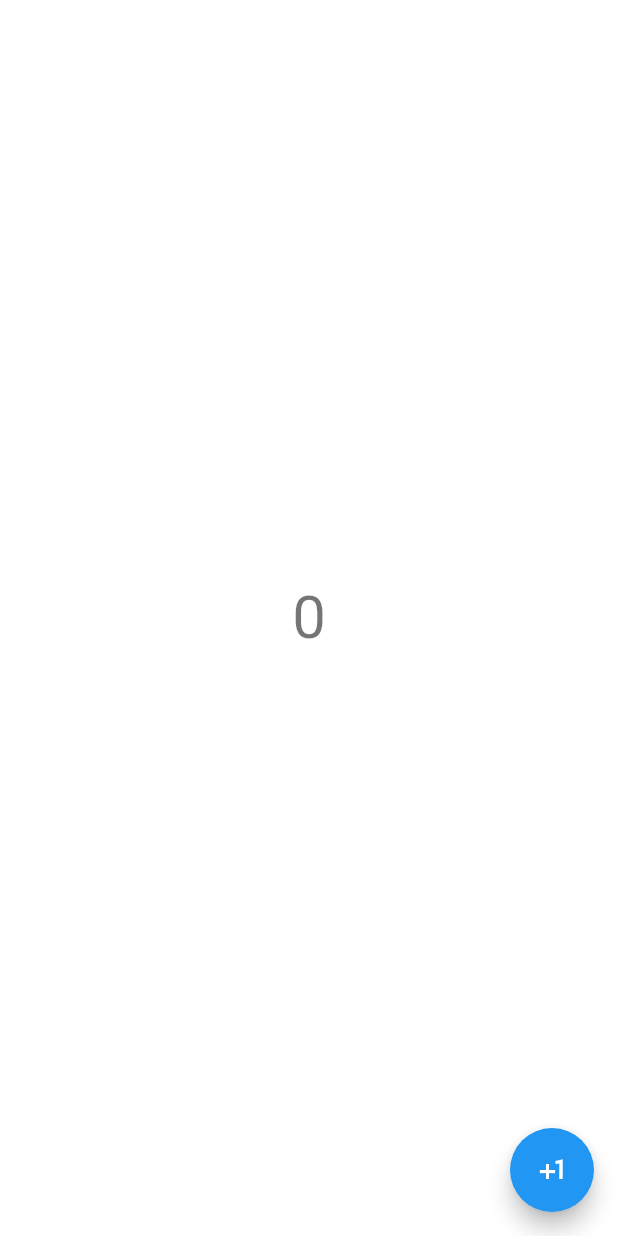
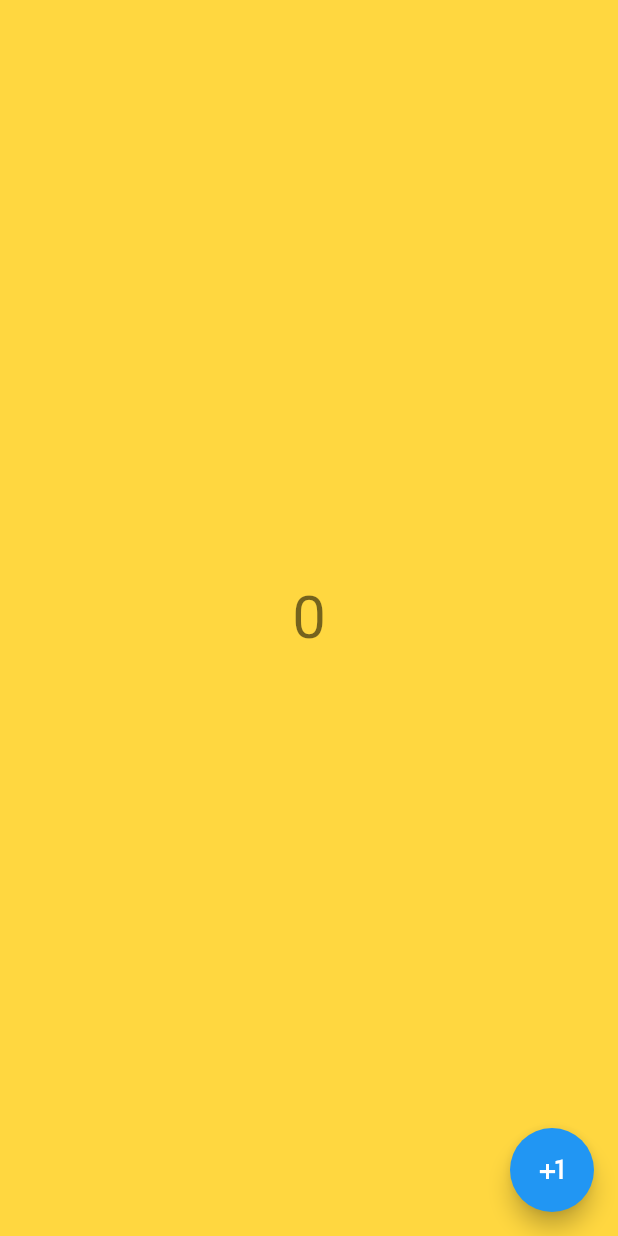
Before and after one commit to Xim-ya/Base_MVVM_Helper_Moudle, a Flutter app: the screen it shows after launch, on a phone screen of 412 x 824 dp. Run offline on Flutter 3.47's test engine with Material 2 defaults, Android fonts, the phone set to English and light mode, and no system bars; our stand-ins replace get.

Commit message:
chore : 리드미 업데이트

```diff
--- a/lib/getx/sample_screen.dart
+++ b/lib/getx/sample_screen.dart
@@ -8,6 +8,9 @@ class SampleScreen extends BaseScreen<SampleViewModel> {
 
   @override
   bool get wrapWithSafeArea => false;
+
+  @override
+  Color? get screenBackgroundColor => Colors.amberAccent;
 
   @override
   Widget? get buildFloatingActionButton => FloatingActionButton(
```
Also changed, not shown: lib/getx/base/base_screen_getx.dart (+1 -11 lines), 1 other file.
